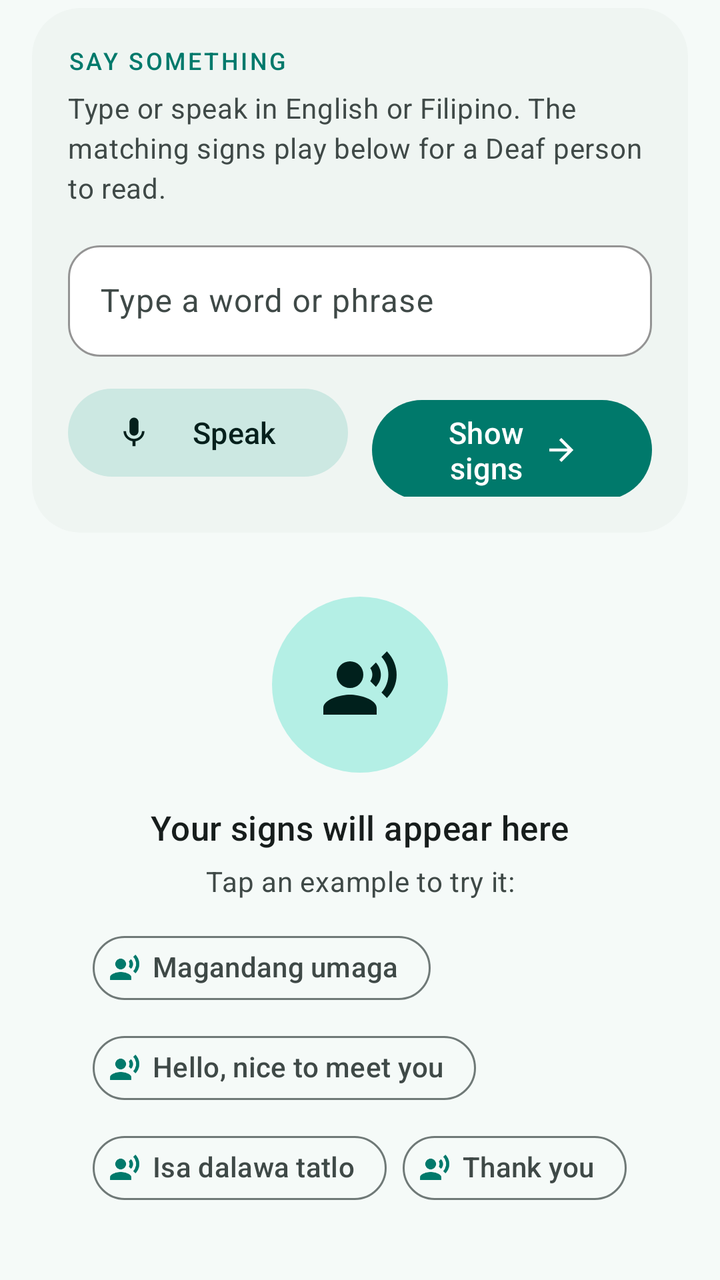
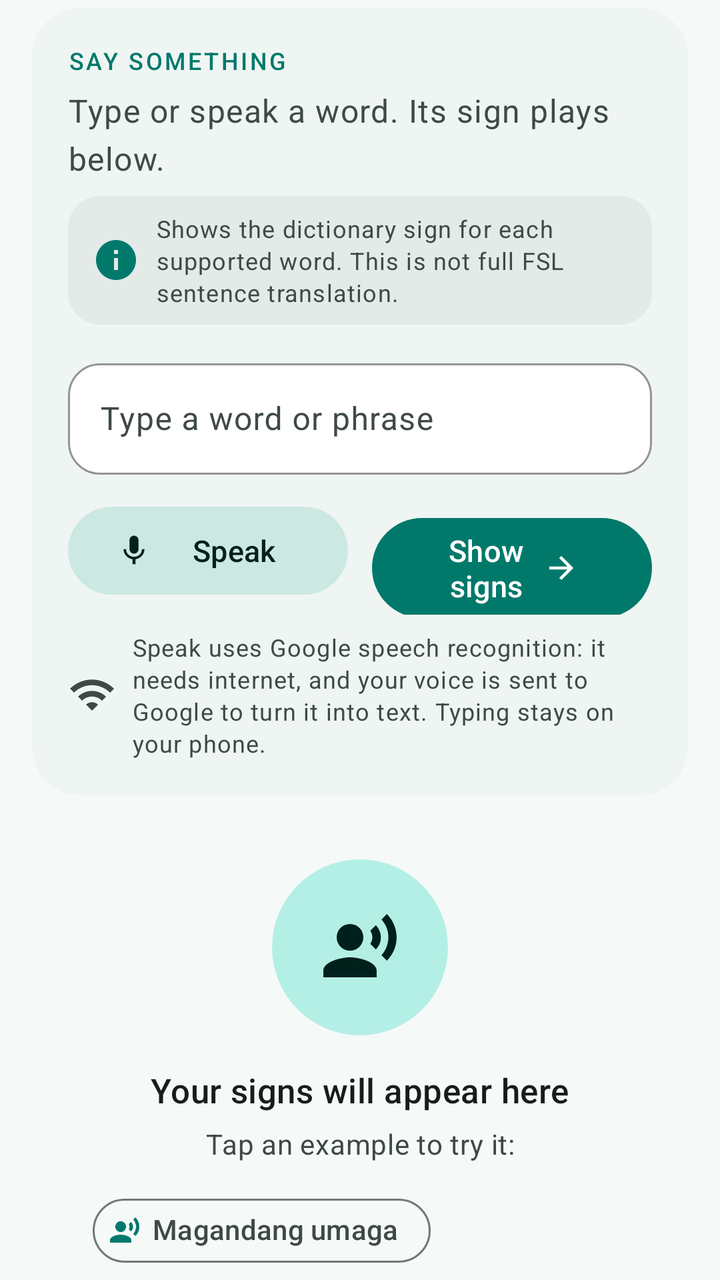

An Android layout rendered at two revisions. The XML below is the earlier revision; the diff shows what the commit changed to produce the second picture.
<!-- AndroidManifest.xml: application theme Theme.SignTalk -->
<!-- res/layout/fragment_translate.xml -->
<?xml version="1.0" encoding="utf-8"?>
<androidx.core.widget.NestedScrollView xmlns:android="http://schemas.android.com/apk/res/android"
    xmlns:app="http://schemas.android.com/apk/res-auto"
    android:layout_width="match_parent"
    android:layout_height="match_parent"
    android:background="?android:attr/colorBackground">

    <LinearLayout
        android:layout_width="match_parent"
        android:layout_height="wrap_content"
        android:orientation="vertical"
        android:paddingHorizontal="16dp"
        android:paddingTop="4dp"
        android:paddingBottom="24dp">

        
        <com.google.android.material.card.MaterialCardView
            android:layout_width="match_parent"
            android:layout_height="wrap_content"
            app:cardBackgroundColor="?attr/colorSurfaceContainerLow"
            app:cardCornerRadius="24dp">

            <LinearLayout
                android:layout_width="match_parent"
                android:layout_height="wrap_content"
                android:orientation="vertical"
                android:padding="18dp">

                <TextView
                    android:layout_width="match_parent"
                    android:layout_height="wrap_content"
                    android:text="Say something"
                    android:textAppearance="@style/TextAppearance.SignTalk.Overline" />

                <TextView
                    android:layout_width="match_parent"
                    android:layout_height="wrap_content"
                    android:layout_marginTop="6dp"
                    android:text="Type or speak in English or Filipino. The matching signs play below for a Deaf person to read."
                    android:textAppearance="?attr/textAppearanceBodyMedium"
                    android:textColor="?attr/colorOnSurfaceVariant" />

                <com.google.android.material.textfield.TextInputLayout
                    style="@style/Widget.SignTalk.TextInput"
                    android:layout_width="match_parent"
                    android:layout_height="wrap_content"
                    android:layout_marginTop="14dp"
                    android:hint="Type a word or phrase"
                    app:endIconMode="clear_text">

                    <com.google.android.material.textfield.TextInputEditText
                        android:id="@+id/wordInput"
                        android:layout_width="match_parent"
                        android:layout_height="wrap_content"
                        android:imeOptions="actionGo"
                        android:inputType="text"
                        android:singleLine="true" />
                </com.google.android.material.textfield.TextInputLayout>

                <LinearLayout
                    android:layout_width="match_parent"
                    android:layout_height="wrap_content"
                    android:layout_marginTop="12dp"
                    android:orientation="horizontal">

                    <com.google.android.material.button.MaterialButton
                        android:id="@+id/micButton"
                        style="@style/Widget.SignTalk.Button.Tonal"
                        android:layout_width="0dp"
                        android:layout_height="wrap_content"
                        android:layout_marginEnd="6dp"
                        android:layout_weight="1"
                        android:text="Speak"
                        app:icon="@drawable/ic_mic" />

                    <com.google.android.material.button.MaterialButton
                        android:id="@+id/translateButton"
                        android:layout_width="0dp"
                        android:layout_height="wrap_content"
                        android:layout_marginStart="6dp"
                        android:layout_weight="1"
                        android:text="Show signs"
                        app:icon="@drawable/ic_arrow_forward"
                        app:iconGravity="textEnd" />
                </LinearLayout>

                
                <LinearLayout
                    android:id="@+id/micPermissionGroup"
                    android:layout_width="match_parent"
                    android:layout_height="wrap_content"
                    android:layout_marginTop="12dp"
                    android:background="@drawable/bg_info_neutral"
                    android:orientation="vertical"
                    android:padding="16dp"
                    android:visibility="gone">

                    <TextView
                        android:layout_width="match_parent"
                        android:layout_height="wrap_content"
                        android:drawablePadding="10dp"
                        android:gravity="center_vertical"
                        android:text="SignTalk needs microphone access to hear what you say."
                        android:textAppearance="?attr/textAppearanceBodyMedium"
                        android:textColor="?attr/colorOnSurface"
                        app:drawableStartCompat="@drawable/ic_mic"
                        app:drawableTint="?attr/colorPrimary" />

                    <com.google.android.material.button.MaterialButton
                        android:id="@+id/grantMicPermissionButton"
                        style="@style/Widget.SignTalk.Button.Text"
                        android:layout_width="wrap_content"
                        android:layout_height="wrap_content"
                        android:layout_gravity="end"
                        android:layout_marginTop="4dp"
                        android:text="Allow microphone" />
                </LinearLayout>
            </LinearLayout>
        </com.google.android.material.card.MaterialCardView>

        
        <LinearLayout
            android:id="@+id/idleGroup"
            android:layout_width="match_parent"
            android:layout_height="wrap_content"
            android:layout_marginTop="32dp"
            android:gravity="center_horizontal"
            android:orientation="vertical"
            android:paddingHorizontal="24dp">

            <FrameLayout
                android:layout_width="88dp"
                android:layout_height="88dp"
                android:background="@drawable/bg_circle_primary_container">

                <ImageView
                    android:layout_width="40dp"
                    android:layout_height="40dp"
                    android:layout_gravity="center"
                    android:importantForAccessibility="no"
                    android:src="@drawable/ic_record_voice"
                    app:tint="?attr/colorOnPrimaryContainer" />
            </FrameLayout>

            <TextView
                android:layout_width="wrap_content"
                android:layout_height="wrap_content"
                android:layout_marginTop="16dp"
                android:text="Your signs will appear here"
                android:textAppearance="@style/TextAppearance.SignTalk.CardTitle"
                android:textColor="?attr/colorOnSurface" />

            <TextView
                android:layout_width="wrap_content"
                android:layout_height="wrap_content"
                android:layout_marginTop="6dp"
                android:gravity="center"
                android:text="Tap an example to try it:"
                android:textAppearance="?attr/textAppearanceBodyMedium"
                android:textColor="?attr/colorOnSurfaceVariant" />

            
            <com.google.android.material.chip.ChipGroup
                android:id="@+id/exampleChips"
                android:layout_width="wrap_content"
                android:layout_height="wrap_content"
                android:layout_marginTop="10dp"
                app:chipSpacingHorizontal="8dp"
                app:chipSpacingVertical="2dp"
                app:singleLine="false">

                <com.google.android.material.chip.Chip
                    style="@style/Widget.SignTalk.Chip.Suggestion"
                    android:layout_width="wrap_content"
                    android:layout_height="wrap_content"
                    android:text="Magandang umaga" />

                <com.google.android.material.chip.Chip
                    style="@style/Widget.SignTalk.Chip.Suggestion"
                    android:layout_width="wrap_content"
                    android:layout_height="wrap_content"
                    android:text="Hello, nice to meet you" />

                <com.google.android.material.chip.Chip
                    style="@style/Widget.SignTalk.Chip.Suggestion"
                    android:layout_width="wrap_content"
                    android:layout_height="wrap_content"
                    android:text="Isa dalawa tatlo" />

                <com.google.android.material.chip.Chip
                    style="@style/Widget.SignTalk.Chip.Suggestion"
                    android:layout_width="wrap_content"
                    android:layout_height="wrap_content"
                    android:text="Thank you" />

            </com.google.android.material.chip.ChipGroup>
        </LinearLayout>

        
        <com.google.android.material.card.MaterialCardView
            android:id="@+id/resultGroup"
            android:layout_width="match_parent"
            android:layout_height="wrap_content"
            android:layout_marginTop="16dp"
            android:visibility="gone"
            app:cardBackgroundColor="?attr/colorSurfaceContainerLow"
            app:cardCornerRadius="24dp">

            <LinearLayout
                android:layout_width="match_parent"
                android:layout_height="wrap_content"
                android:orientation="vertical">

                <androidx.constraintlayout.widget.ConstraintLayout
                    android:layout_width="match_parent"
                    android:layout_height="wrap_content"
                    android:background="@color/camera_backdrop">

                    <TextureView
                        android:id="@+id/signVideoView"
                        android:layout_width="0dp"
                        android:layout_height="0dp"
                        app:layout_constraintDimensionRatio="4:3"
                        app:layout_constraintEnd_toEndOf="parent"
                        app:layout_constraintStart_toStartOf="parent"
                        app:layout_constraintTop_toTopOf="parent" />

                    
                    <TextView
                        android:id="@+id/signEmojiFallback"
                        android:layout_width="0dp"
                        android:layout_height="0dp"
                        android:background="?attr/colorSecondaryContainer"
                        android:gravity="center"
                        android:textSize="72sp"
                        android:visibility="gone"
                        app:layout_constraintDimensionRatio="4:3"
                        app:layout_constraintEnd_toEndOf="parent"
                        app:layout_constraintStart_toStartOf="parent"
                        app:layout_constraintTop_toTopOf="parent" />

                    <TextView
                        android:id="@+id/progressLabel"
                        android:layout_width="wrap_content"
                        android:layout_height="wrap_content"
                        android:layout_margin="12dp"
                        android:background="@drawable/bg_live_pill"
                        android:paddingHorizontal="12dp"
                        android:paddingVertical="5dp"
                        android:textAppearance="?attr/textAppearanceLabelMedium"
                        android:textColor="@color/on_brand"
                        app:layout_constraintEnd_toEndOf="parent"
                        app:layout_constraintTop_toTopOf="parent" />
                </androidx.constraintlayout.widget.ConstraintLayout>

                <LinearLayout
                    android:layout_width="match_parent"
                    android:layout_height="wrap_content"
                    android:orientation="vertical"
                    android:padding="18dp">

                    <TextView
                        android:id="@+id/currentSignLabel"
                        android:layout_width="match_parent"
                        android:layout_height="wrap_content"
                        android:gravity="center"
                        android:textAppearance="@style/TextAppearance.SignTalk.Display"
                        android:textColor="?attr/colorPrimary"
                        android:textSize="28sp" />

                    <TextView
                        android:layout_width="match_parent"
                        android:layout_height="wrap_content"
                        android:layout_marginTop="16dp"
                        android:text="Sequence"
                        android:textAppearance="@style/TextAppearance.SignTalk.Overline" />

                    <com.google.android.material.chip.ChipGroup
                        android:id="@+id/sequenceChips"
                        android:layout_width="match_parent"
                        android:layout_height="wrap_content"
                        android:layout_marginTop="6dp"
                        app:chipSpacingHorizontal="8dp"
                        app:chipSpacingVertical="4dp" />

                    <TextView
                        android:id="@+id/unmatchedText"
                        android:layout_width="match_parent"
                        android:layout_height="wrap_content"
                        android:layout_marginTop="12dp"
                        android:background="@drawable/bg_info_error"
                        android:paddingHorizontal="14dp"
                        android:paddingVertical="10dp"
                        android:textAppearance="?attr/textAppearanceBodyMedium"
                        android:textColor="?attr/colorOnErrorContainer"
                        android:visibility="gone" />

                    <com.google.android.material.button.MaterialButton
                        android:id="@+id/replayButton"
                        style="@style/Widget.SignTalk.Button.Text"
                        android:layout_width="wrap_content"
                        android:layout_height="wrap_content"
                        android:layout_gravity="center"
                        android:layout_marginTop="8dp"
                        android:text="Replay from start"
                        app:icon="@drawable/ic_replay" />
                </LinearLayout>
            </LinearLayout>
        </com.google.android.material.card.MaterialCardView>

        <TextView
            android:id="@+id/noSignsText"
            android:layout_width="match_parent"
            android:layout_height="wrap_content"
            android:layout_marginTop="16dp"
            android:background="@drawable/bg_info_error"
            android:padding="16dp"
            android:text="No matching sign found. Try a simpler word or phrase, or check the dictionary for what's supported."
            android:textAppearance="?attr/textAppearanceBodyMedium"
            android:textColor="?attr/colorOnErrorContainer"
            android:visibility="gone" />

    </LinearLayout>
</androidx.core.widget.NestedScrollView>
<!-- resources referenced by this layout -->
<resources>
  <color name="camera_backdrop">#FF0B100F</color>
  <color name="on_brand">#FFFFFFFF</color>
  <color name="scrim_dark">#99000000</color>
  <color name="md_light_primary">#FF00796B</color>
  <color name="md_light_onPrimary">#FFFFFFFF</color>
  <color name="md_light_primaryContainer">#FFB4EFE5</color>
  <color name="md_light_onPrimaryContainer">#FF00201C</color>
  <color name="md_light_secondary">#FF4A635F</color>
  <color name="md_light_onSecondary">#FFFFFFFF</color>
  <color name="md_light_secondaryContainer">#FFCCE8E2</color>
  <color name="md_light_tertiary">#FF845400</color>
  <color name="md_light_onTertiary">#FFFFFFFF</color>
  <color name="md_light_tertiaryContainer">#FFFFDDB3</color>
  <color name="md_light_onTertiaryContainer">#FF2A1800</color>
  <color name="md_light_error">#FFBA1A1A</color>
  <color name="md_light_onError">#FFFFFFFF</color>
  <color name="md_light_errorContainer">#FFFFDAD6</color>
  <color name="md_light_onErrorContainer">#FF410002</color>
  <color name="md_light_onBackground">#FF171D1C</color>
  <color name="md_light_surface">#FFF5FAF8</color>
  <color name="md_light_onSurface">#FF171D1C</color>
  <color name="md_light_surfaceVariant">#FFDAE5E1</color>
  <color name="md_light_onSurfaceVariant">#FF3F4947</color>
  <color name="md_light_outline">#FF6F7977</color>
  <color name="md_light_outlineVariant">#FFBEC9C6</color>
  <color name="md_light_surfaceContainerLow">#FFEFF5F2</color>
  <color name="md_light_surfaceContainer">#FFE9EFEC</color>
  <color name="md_light_background">#FFF5FAF8</color>
  <color name="md_light_inverseSurface">#FF2B3230</color>
  <color name="md_light_inverseOnSurface">#FFECF2EF</color>
  <color name="md_light_inversePrimary">#FF82D5C8</color>
  <!-- unchanged entries left out for length: 31 -->
</resources>

<!-- the commit's change to res/layout/fragment_translate.xml (unified diff, before → after) -->
@@ -36,9 +36,25 @@
                     android:layout_width="match_parent"
                     android:layout_height="wrap_content"
                     android:layout_marginTop="6dp"
-                    android:text="Type or speak in English or Filipino. The matching signs play below for a Deaf person to read."
-                    android:textAppearance="?attr/textAppearanceBodyMedium"
+                    android:text="Type or speak a word. Its sign plays below."
+                    android:textAppearance="?attr/textAppearanceBodyLarge"
                     android:textColor="?attr/colorOnSurfaceVariant" />
+
+                
+                <TextView
+                    android:id="@+id/scopeNotice"
+                    android:layout_width="match_parent"
+                    android:layout_height="wrap_content"
+                    android:layout_marginTop="8dp"
+                    android:background="@drawable/bg_info_neutral"
+                    android:drawablePadding="8dp"
+                    android:paddingHorizontal="12dp"
+                    android:paddingVertical="8dp"
+                    android:text="Shows the dictionary sign for each supported word. This is not full FSL sentence translation."
+                    android:textAppearance="?attr/textAppearanceBodySmall"
+                    android:textColor="?attr/colorOnSurfaceVariant"
+                    app:drawableStartCompat="@drawable/ic_info"
+                    app:drawableTint="?attr/colorPrimary" />
 
                 <com.google.android.material.textfield.TextInputLayout
                     style="@style/Widget.SignTalk.TextInput"
@@ -83,6 +99,20 @@
                         app:icon="@drawable/ic_arrow_forward"
                         app:iconGravity="textEnd" />
                 </LinearLayout>
+
+                
+                <TextView
+                    android:id="@+id/voiceNotice"
+                    android:layout_width="match_parent"
+                    android:layout_height="wrap_content"
+                    android:layout_marginTop="8dp"
+                    android:drawablePadding="8dp"
+                    android:gravity="center_vertical"
+                    android:text="Speak uses Google speech recognition: it needs internet, and your voice is sent to Google to turn it into text. Typing stays on your phone."
+                    android:textAppearance="?attr/textAppearanceBodySmall"
+                    android:textColor="?attr/colorOnSurfaceVariant"
+                    app:drawableStartCompat="@drawable/ic_wifi"
+                    app:drawableTint="?attr/colorOnSurfaceVariant" />
 
                 
                 <LinearLayout
@@ -268,6 +298,53 @@
                         android:textColor="?attr/colorPrimary"
                         android:textSize="28sp" />
 
+                    
+                    <TextView
+                        android:id="@+id/currentSignGloss"
+                        android:layout_width="match_parent"
+                        android:layout_height="wrap_content"
+                        android:layout_marginTop="6dp"
+                        android:gravity="center"
+                        android:textAppearance="?attr/textAppearanceLabelLarge"
+                        android:textColor="?attr/colorOnSurfaceVariant" />
+
+                    <TextView
+                        android:id="@+id/currentSignMeanings"
+                        android:layout_width="match_parent"
+                        android:layout_height="wrap_content"
+                        android:layout_marginTop="2dp"
+                        android:gravity="center"
+                        android:textAppearance="?attr/textAppearanceBodyMedium"
+                        android:textColor="?attr/colorOnSurfaceVariant" />
+
+                    <LinearLayout
+                        android:layout_width="match_parent"
+                        android:layout_height="wrap_content"
+                        android:layout_marginTop="12dp"
+                        android:gravity="center"
+                        android:orientation="horizontal">
+
+                        <com.google.android.material.button.MaterialButton
+                            android:id="@+id/replayButton"
+                            style="@style/Widget.SignTalk.Button.Tonal"
+                            android:layout_width="0dp"
+                            android:layout_height="wrap_content"
+                            android:layout_weight="1"
+                            android:text="Replay"
+                            app:icon="@drawable/ic_replay" />
+
+                        <com.google.android.material.button.MaterialButton
+                            android:id="@+id/slowButton"
+                            style="@style/Widget.SignTalk.Button.Outlined"
+                            android:layout_width="0dp"
+                            android:layout_height="wrap_content"
+                            android:layout_marginStart="8dp"
+                            android:layout_weight="1"
+                            android:checkable="true"
+                            android:text="Slow (0.5x)"
+                            app:icon="@drawable/ic_slow_motion" />
+                    </LinearLayout>
+
                     <TextView
                         android:layout_width="match_parent"
                         android:layout_height="wrap_content"
@@ -295,15 +372,14 @@
                         android:textColor="?attr/colorOnErrorContainer"
                         android:visibility="gone" />
 
-                    <com.google.android.material.button.MaterialButton
-                        android:id="@+id/replayButton"
-                        style="@style/Widget.SignTalk.Button.Text"
-                        android:layout_width="wrap_content"
-                        android:layout_height="wrap_content"
-                        android:layout_gravity="center"
-                        android:layout_marginTop="8dp"
-                        android:text="Replay from start"
-                        app:icon="@drawable/ic_replay" />
+                    <com.google.android.material.chip.ChipGroup
+                        android:id="@+id/suggestionChips"
+                        android:layout_width="match_parent"
+                        android:layout_height="wrap_content"
+                        android:layout_marginTop="6dp"
+                        android:visibility="gone"
+                        app:chipSpacingHorizontal="8dp" />
+
                 </LinearLayout>
             </LinearLayout>
         </com.google.android.material.card.MaterialCardView>
@@ -320,5 +396,14 @@
             android:textColor="?attr/colorOnErrorContainer"
             android:visibility="gone" />
 
+        
+        <com.google.android.material.chip.ChipGroup
+            android:id="@+id/noSignsSuggestionChips"
+            android:layout_width="match_parent"
+            android:layout_height="wrap_content"
+            android:layout_marginTop="8dp"
+            android:visibility="gone"
+            app:chipSpacingHorizontal="8dp" />
+
     </LinearLayout>
 </androidx.core.widget.NestedScrollView>
<!-- resource entries referenced after the edit -->
@@ -2,6 +2,44 @@
 <resources>
   <color name="camera_backdrop">#FF0B100F</color>
   <color name="on_brand">#FFFFFFFF</color>
+  <!-- drawable ic_info (drawable) -->
+  <vector xmlns:android="http://schemas.android.com/apk/res/android"
+      android:width="24dp"
+      android:height="24dp"
+      android:viewportWidth="24"
+      android:viewportHeight="24"
+      android:tint="?attr/colorControlNormal">
+      <path
+          android:fillColor="@android:color/white"
+          android:pathData="M12,2C6.48,2 2,6.48 2,12s4.48,10 10,10 10,-4.48 10,-10S17.52,2 12,2zM13,17h-2v-6h2v6zM13,9h-2V7h2v2z" />
+  </vector>
+  <!-- drawable ic_slow_motion (drawable) -->
+  <vector xmlns:android="http://schemas.android.com/apk/res/android"
+      android:width="24dp"
+      android:height="24dp"
+      android:viewportWidth="24"
+      android:viewportHeight="24"
+      android:tint="?attr/colorControlNormal">
+      <path
+          android:fillColor="@android:color/white"
+          android:pathData="M13.05,9.79L10,7.5v9l3.05,-2.29L16,12l-2.95,-2.21zM13.05,9.79L10,7.5v9l3.05,-2.29L16,12l-2.95,-2.21zM11,4.07V2.05c-2.01,0.2 -3.84,1 -5.32,2.21L7.1,5.69C8.21,4.83 9.54,4.25 11,4.07zM5.69,7.1L4.26,5.68C3.05,7.16 2.25,8.99 2.05,11h2.02c0.18,-1.46 0.76,-2.79 1.62,-3.9zM4.07,13H2.05c0.2,2.01 1,3.84 2.21,5.32l1.43,-1.43c-0.86,-1.1 -1.44,-2.43 -1.62,-3.89zM5.68,19.74C7.16,20.95 9,21.75 11,21.95v-2.02c-1.46,-0.18 -2.79,-0.76 -3.9,-1.62l-1.42,1.43zM22,12c0,5.16 -3.92,9.42 -8.95,9.95v-2.02C16.97,19.41 20,16.05 20,12s-3.03,-7.41 -6.95,-7.93V2.05C18.08,2.58 22,6.84 22,12z" />
+  </vector>
+  <!-- drawable ic_wifi (drawable) -->
+  <vector xmlns:android="http://schemas.android.com/apk/res/android"
+      android:width="24dp"
+      android:height="24dp"
+      android:viewportWidth="24"
+      android:viewportHeight="24"
+      android:tint="?attr/colorControlNormal">
+      <path
+          android:fillColor="@android:color/white"
+          android:pathData="M1,9l2,2c4.97,-4.97 13.03,-4.97 18,0l2,-2C16.93,2.93 7.08,2.93 1,9zM9,17l3,3 3,-3c-1.65,-1.66 -4.34,-1.66 -6,0zM5,13l2,2c2.76,-2.76 7.24,-2.76 10,0l2,-2C15.14,9.14 8.87,9.14 5,13z" />
+  </vector>
+  <style name="Widget.SignTalk.Button.Outlined" parent="Widget.Material3.Button.OutlinedButton">
+          <item name="android:minHeight">52dp</item>
+          <item name="iconPadding">8dp</item>
+          <item name="android:textAppearance">@style/TextAppearance.SignTalk.Button</item>
+      </style>
   <color name="scrim_dark">#99000000</color>
   <color name="md_light_primary">#FF00796B</color>
   <color name="md_light_onPrimary">#FFFFFFFF</color>
